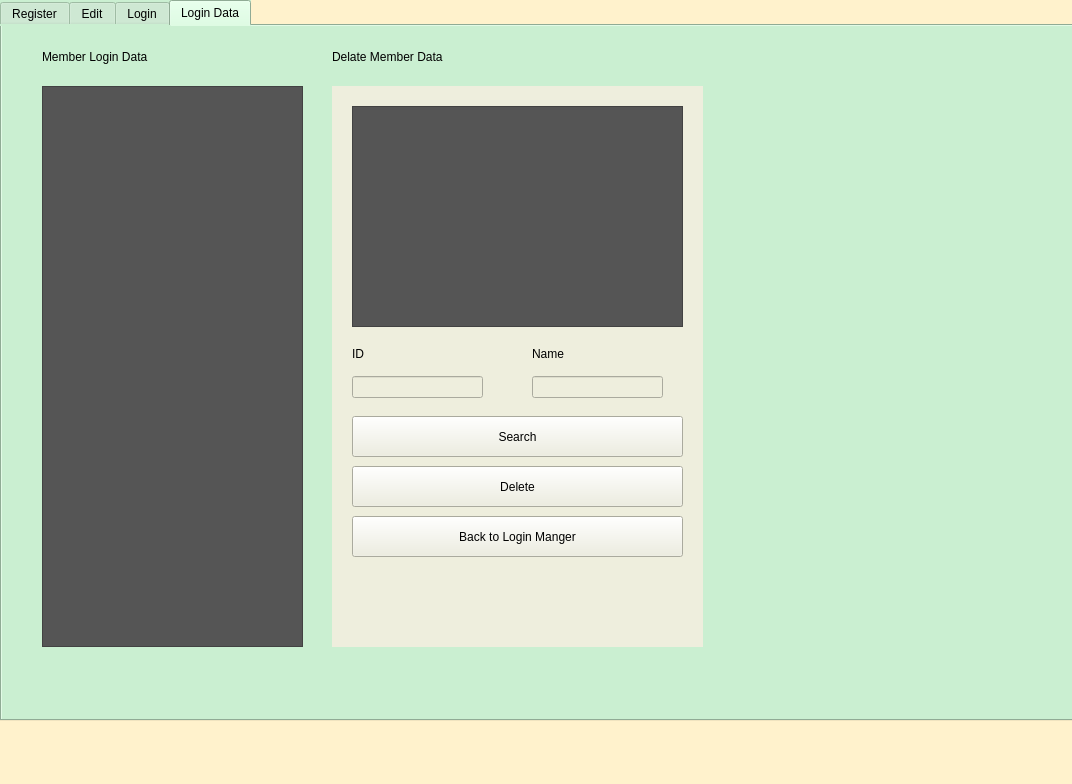
The window that gym.ui (francisganapin/Gym-System-7-13-2024) describes before a commit, drawn with Qt 5.
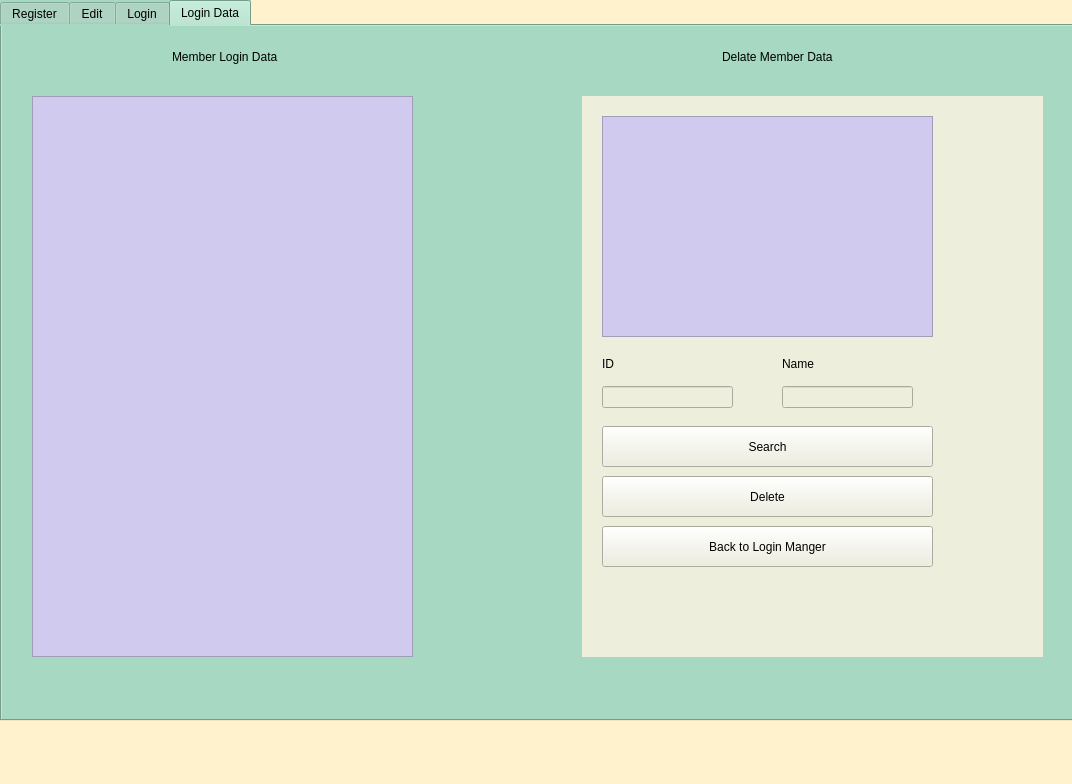
The same window after the commit. The open tabs and pages were chosen to show the change.

Diff of the .ui file:
```diff
--- a/gym.ui
+++ b/gym.ui
@@ -42,7 +42,7 @@
      </rect>
     </property>
     <property name="styleSheet">
-     <string notr="true">background-color:#CAEFD1</string>
+     <string notr="true">background-color:#A7D9C2</string>
     </property>
     <property name="tabPosition">
      <enum>QTabWidget::North</enum>
@@ -736,20 +736,20 @@
      <widget class="QTableView" name="tableView_3">
       <property name="geometry">
        <rect>
-        <x>40</x>
-        <y>60</y>
-        <width>261</width>
+        <x>30</x>
+        <y>70</y>
+        <width>381</width>
         <height>561</height>
        </rect>
       </property>
       <property name="styleSheet">
-       <string notr="true">background-color:#555555;</string>
+       <string notr="true">background-color:#D1CAEF</string>
       </property>
      </widget>
      <widget class="QLabel" name="label_14">
       <property name="geometry">
        <rect>
-        <x>40</x>
+        <x>170</x>
         <y>20</y>
         <width>201</width>
         <height>21</height>
@@ -765,9 +765,9 @@
      <widget class="QStackedWidget" name="stackedWidget">
       <property name="geometry">
        <rect>
-        <x>330</x>
-        <y>60</y>
-        <width>371</width>
+        <x>580</x>
+        <y>70</y>
+        <width>461</width>
         <height>561</height>
        </rect>
       </property>
@@ -899,7 +899,7 @@
          </rect>
         </property>
         <property name="styleSheet">
-         <string notr="true">background-color:#555555;</string>
+         <string notr="true">background-color:#D1CAEF</string>
         </property>
        </widget>
        <widget class="QLineEdit" name="name_search_manger_input">
@@ -1013,7 +1013,7 @@
      <widget class="QLabel" name="label_16">
       <property name="geometry">
        <rect>
-        <x>330</x>
+        <x>720</x>
         <y>20</y>
         <width>201</width>
         <height>21</height>
```
Left out of the diff: 14 changed lines with no effect on the pictures.
